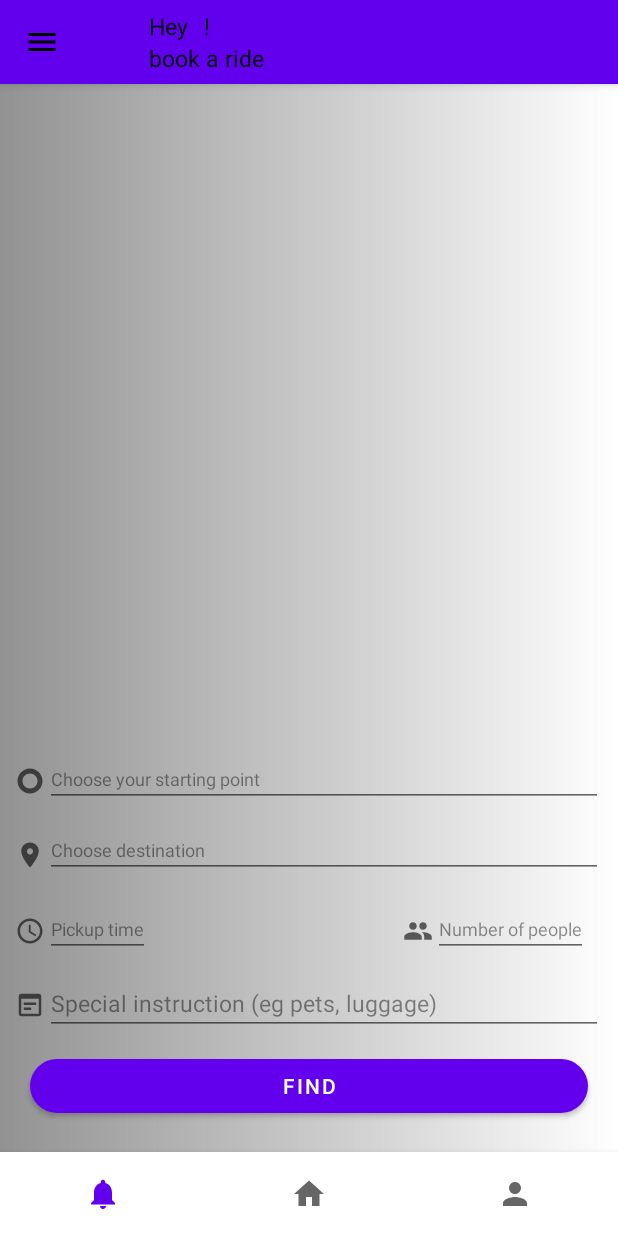
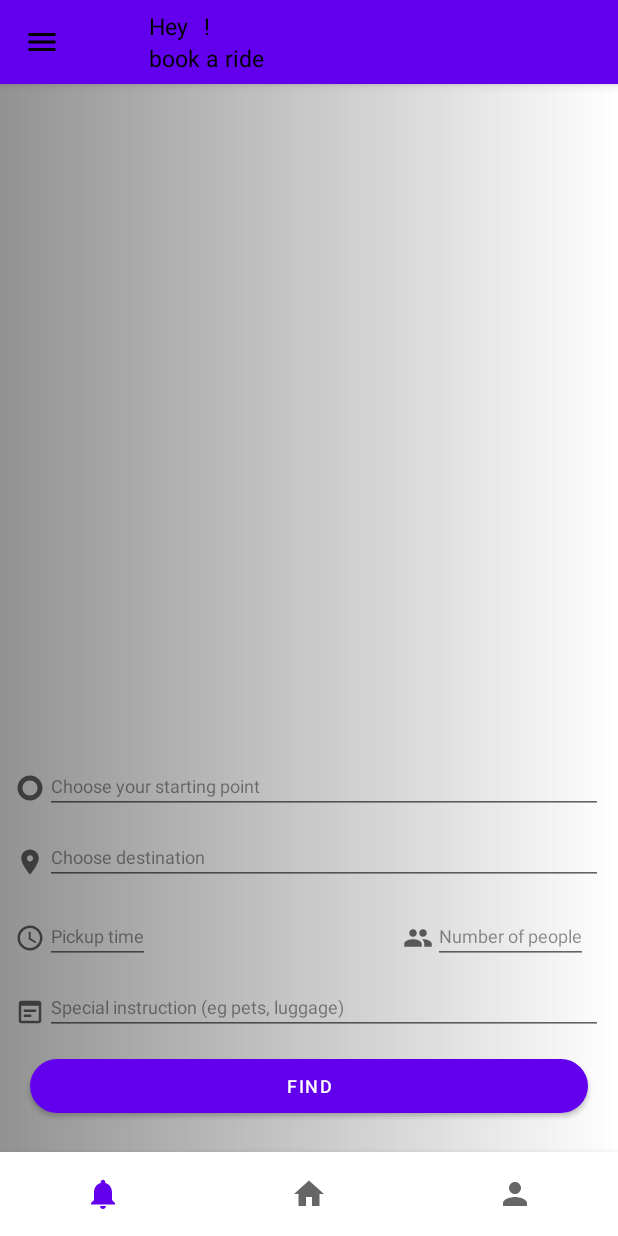
Before and after one commit to Noah-Mn/Ulendo-App, an Android app: the fragment find_rides placed in its activity, on a phone screen of 412 x 824 dp. Run offline under Robolectric (Android 15) with nearby library versions, the phone set to English and light mode, and no system bars; Roboto replaces fonts that are not available here.

Commit message:
some design

```diff
--- a/app/src/main/res/layout/fragment_find_rides.xml
+++ b/app/src/main/res/layout/fragment_find_rides.xml
@@ -128,7 +128,7 @@
                 android:layout_marginTop="12dp"
                 />
             <com.google.android.material.textfield.TextInputEditText
-                android:textSize="15sp"
+                android:textSize="12sp"
                 android:layout_width="match_parent"
                 android:layout_height="wrap_content"
                 android:inputType="text"
@@ -137,16 +137,16 @@
         </LinearLayout>
 
     <com.google.android.material.button.MaterialButton
-            android:layout_below="@+id/instruction_find_ride"
         android:id="@+id/find_rides_btn"
         android:layout_width="match_parent"
         android:layout_height="wrap_content"
+        android:layout_below="@+id/instruction_find_ride"
+        android:layout_marginStart="20dp"
         android:layout_marginTop="10dp"
-            android:layout_marginStart="20dp"
+        android:layout_marginEnd="20dp"
         android:layout_marginBottom="20dp"
-            android:layout_marginEnd="20dp"
+        android:textSize="12sp"
         android:text="Find"
-            app:cornerRadius="20dp"
-            />
+        app:cornerRadius="20dp" />
 
 </RelativeLayout>
```
Lines whose indentation alone changed are shown as unchanged.
